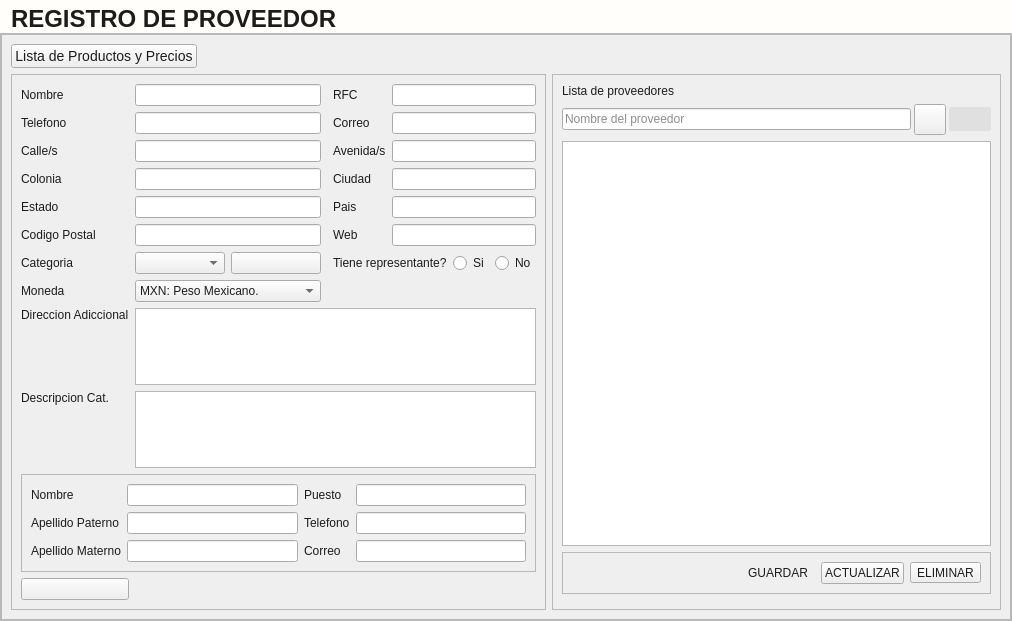
This is app/View/UserInterfaceUi/UI_CONTROL_PROVEEDORES.ui in LAngelVp/TuleVenta as Qt 5 draws it before an edit. The edited form follows.
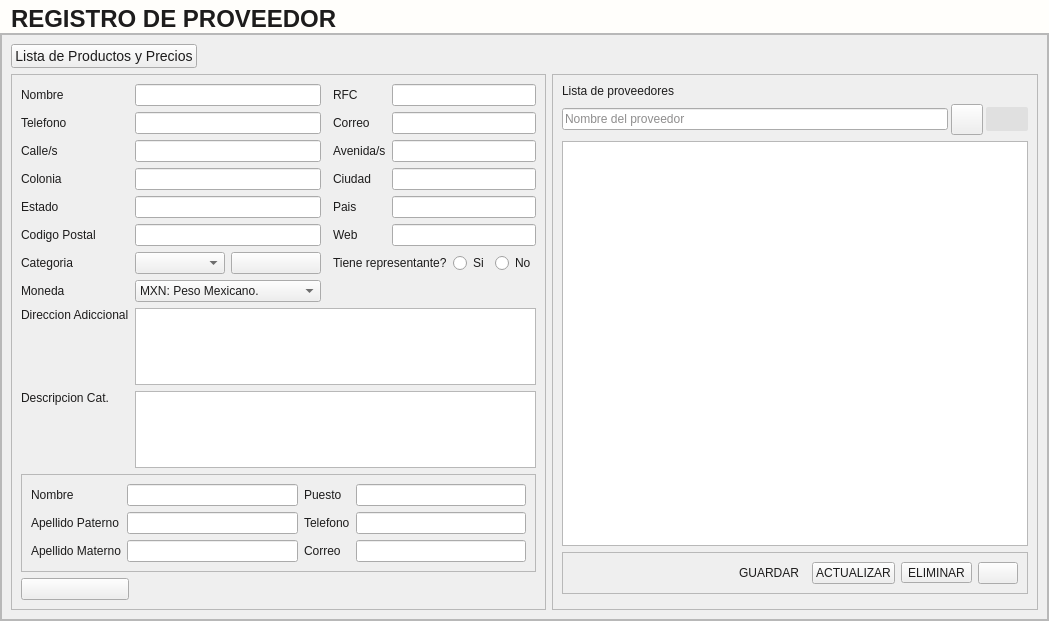
This is the edited form. Icons and pictures are not drawn.

The edit to the form file:
```diff
--- a/app/View/UserInterfaceUi/UI_CONTROL_PROVEEDORES.ui
+++ b/app/View/UserInterfaceUi/UI_CONTROL_PROVEEDORES.ui
@@ -6,7 +6,7 @@
    <rect>
     <x>0</x>
     <y>0</y>
-    <width>1012</width>
+    <width>1049</width>
     <height>621</height>
    </rect>
   </property>
@@ -268,9 +268,9 @@
         <widget class="QWidget" name="contenedor_scroll_area_contenido">
          <property name="geometry">
           <rect>
-           <x>0</x>
+           <x>-44</x>
            <y>0</y>
-           <width>1041</width>
+           <width>1093</width>
            <height>577</height>
           </rect>
          </property>
@@ -915,6 +915,23 @@
                   </property>
                  </widget>
                 </item>
+                <item>
+                 <widget class="QPushButton" name="btn_btn_importarProveedores">
+                  <property name="cursor">
+                   <cursorShape>PointingHandCursor</cursorShape>
+                  </property>
+                  <property name="toolTip">
+                   <string>Importar proveedores</string>
+                  </property>
+                  <property name="text">
+                   <string/>
+                  </property>
+                  <property name="icon">
+                   <iconset resource="../../Source/iconosSVG.qrc">
+                    <normaloff>:/iconosBlancos/Icons/iconos/Blanco/upload_blanco.svg</normaloff>:/iconosBlancos/Icons/iconos/Blanco/upload_blanco.svg</iconset>
+                  </property>
+                 </widget>
+                </item>
                </layout>
               </widget>
              </item>
```
Left out of the diff: 1 changed line with no effect on the pictures.
